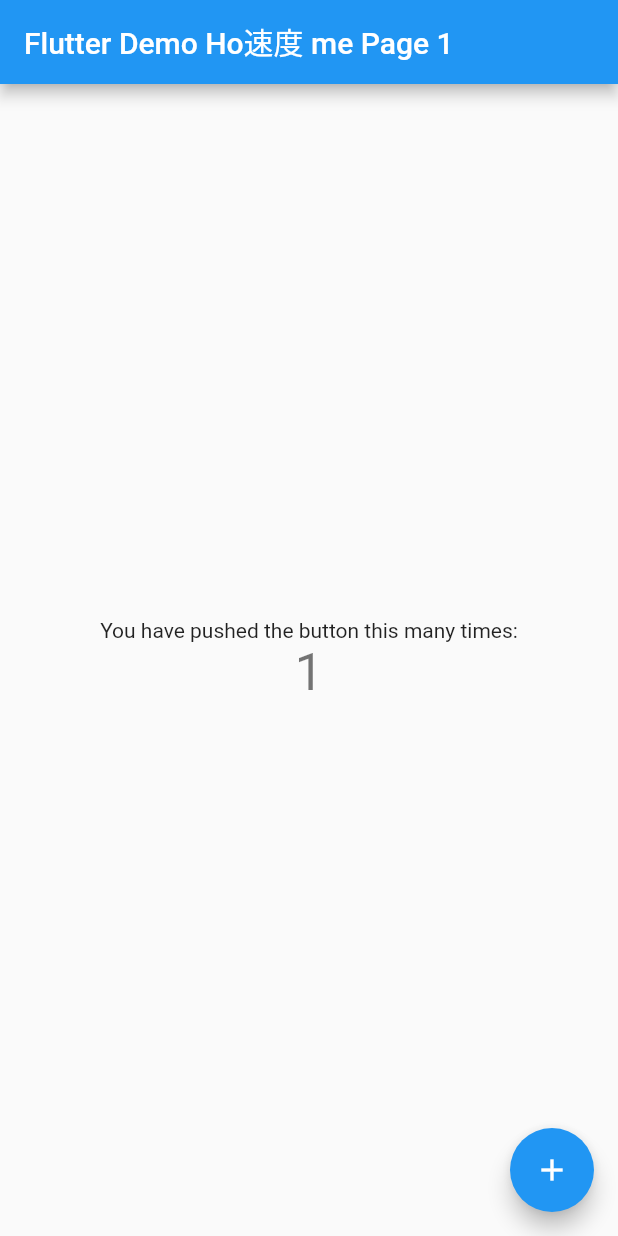
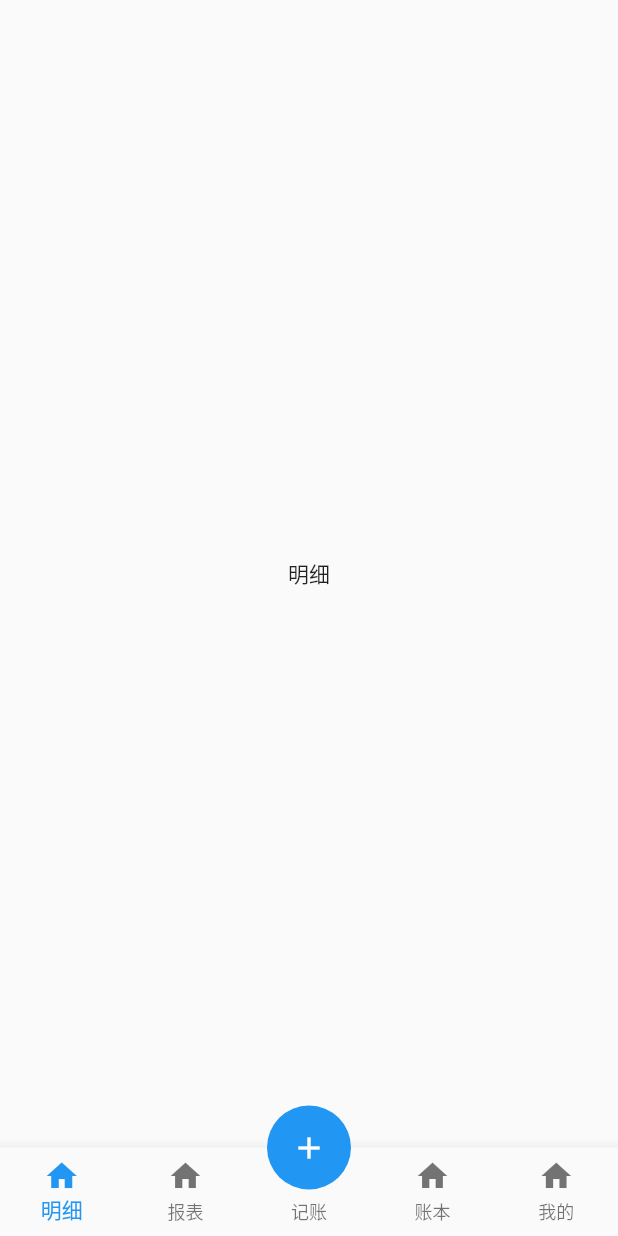
Before and after one commit to janrone/lime, a Flutter app: the screen it shows after launch, after a tap on the "add" icon, on a phone screen of 412 x 824 dp. Run offline on Flutter 3.47's test engine with Material 2 defaults, Android fonts, the phone set to English and light mode, and no system bars.

Commit message:
添加底部标签栏

```diff
--- /dev/null
+++ b/lib/config/routes_config.dart
@@ -0,0 +1,17 @@
+import 'package:lime/pages/book.dart';
+import 'package:lime/pages/chart.dart';
+import 'package:lime/pages/dtail.dart';
+import 'package:lime/pages/individual.dart';
+import 'package:lime/pages/record.dart';
+import 'package:lime/pages/tabs.dart';
+
+// 底部标签页命名路由参数配置
+final routes = {
+  '/': () =>  Tabs(),
+  // Tab buttom
+  '/dtail': () => const Dtail(),
+  '/chart': () => const Chart(),
+  '/record': () => const Record(),
+  '/book': () => const Book(),
+  '/individual': () => const Individual(),
+};
--- a/lib/main.dart
+++ b/lib/main.dart
@@ -1,116 +1,18 @@
 import 'package:flutter/material.dart';
+import 'package:lime/route/routes.dart';
 
-void main() {
-  runApp(const MyApp());
-}
+void main() => runApp(const Main());
 
-class MyApp extends StatelessWidget {
-  const MyApp({Key? key}) : super(key: key);
+class Main extends StatelessWidget {
+  const Main({Key? key}) : super(key: key);
 
-  // This widget is the root of your application.
   @override
   Widget build(BuildContext context) {
     return MaterialApp(
-      title: 'Flutter Demo 123df ',
+      // 初始化路由名称
+      initialRoute: '/',
+      onGenerateRoute: onGenerateRoute,
       debugShowCheckedModeBanner: false,
-      theme: ThemeData(
-        // This is the theme of your application.
-        //
-        // Try running your application with "flutter run". You'll see the
-        // application has a blue toolbar. Then, without quitting the app, try
-        // changing the primarySwatch below to Colors.green and then invoke
-        // "hot reload" (press "r" in the console where you ran "flutter run",
-        // or simply save your changes to "hot reload" in a Flutter IDE).
-        // Notice that the counter didn't reset back to zero; the application
-        // is not restarted.
-        primarySwatch: Colors.blue,
-      ),
-      home: const MyHomePage(title: 'Flutter Demo Ho速度 me Page 1'),
     );
   }
 }
-
-class MyHomePage extends StatefulWidget {
-  const MyHomePage({Key? key, required this.title}) : super(key: key);
-
-  // This widget is the home page of your application. It is stateful, meaning
-  // that it has a State object (defined below) that contains fields that affect
-  // how it looks.
-
-  // This class is the configuration for the state. It holds the values (in this
-  // case the title) provided by the parent (in this case the App widget) and
-  // used by the build method of the State. Fields in a Widget subclass are
-  // always marked "final".
-
-  final String title;
-
-  @override
-  State<MyHomePage> createState() => _MyHomePageState();
-}
-
-class _MyHomePageState extends State<MyHomePage> {
-  int _counter = 0;
-
-  void _incrementCounter() {
-    setState(() {
-      // This call to setState tells the Flutter framework that something has
-      // changed in this State, which causes it to rerun the build method below
-      // so that the display can reflect the updated values. If we changed
-      // _counter without calling setState(), then the build method would not be
-      // called again, and so nothing would appear to happen.
-      _counter++;
-    });
-  }
-
-  @override
-  Widget build(BuildContext context) {
-    // This method is rerun every time setState is called, for instance as done
-    // by the _incrementCounter method above.
-    //
-    // The Flutter framework has been optimized to make rerunning build methods
-    // fast, so that you can just rebuild anything that needs updating rather
-    // than having to individually change instances of widgets.
-    return Scaffold(
-      appBar: AppBar(
-        // Here we take the value from the MyHomePage object that was created by
-        // the App.build method, and use it to set our appbar title.
-        title: Text(widget.title),
-      ),
-      body: Center(
-        // Center is a layout widget. It takes a single child and positions it
-        // in the middle of the parent.
-        child: Column(
-          // Column is also a layout widget. It takes a list of children and
-          // arranges them vertically. By default, it sizes itself to fit its
-          // children horizontally, and tries to be as tall as its parent.
-          //
-          // Invoke "debug painting" (press "p" in the console, choose the
-          // "Toggle Debug Paint" action from the Flutter Inspector in Android
-          // Studio, or the "Toggle Debug Paint" command in Visual Studio Code)
-          // to see the wireframe for each widget.
-          //
-          // Column has various properties to control how it sizes itself and
-          // how it positions its children. Here we use mainAxisAlignment to
-          // center the children vertically; the main axis here is the vertical
-          // axis because Columns are vertical (the cross axis would be
-          // horizontal).
-          mainAxisAlignment: MainAxisAlignment.center,
-          children: <Widget>[
-            const Text(
-              'You have pushed the button this many times:',
-            ),
-            Text(
-              '$_counter',
-              style: Theme.of(context).textTheme.headline4,
-            ),
-          ],
-        ),
-      ),
-      floatingActionButton: FloatingActionButton(
-        onPressed: _incrementCounter,
-        tooltip: 'Increment',
-        child: const Icon(Icons.add),
-      ), // This trailing comma makes auto-formatting nicer for build methods.
-    );
-  }
-}
--- /dev/null
+++ b/lib/pages/book.dart
@@ -0,0 +1,10 @@
+import 'package:flutter/material.dart';
+
+class Book extends StatelessWidget {
+  const Book({Key? key}) : super(key: key);
+
+  @override
+  Widget build(BuildContext context) {
+    return Center(child: Text('账本'));
+  }
+}
--- /dev/null
+++ b/lib/pages/chart.dart
@@ -0,0 +1,10 @@
+import 'package:flutter/material.dart';
+
+class Chart extends StatelessWidget {
+  const Chart({Key? key}) : super(key: key);
+
+  @override
+  Widget build(BuildContext context) {
+    return Center(child: Text('报表'));
+  }
+}
--- /dev/null
+++ b/lib/pages/dtail.dart
@@ -0,0 +1,10 @@
+import 'package:flutter/material.dart';
+
+class Dtail extends StatelessWidget {
+  const Dtail({Key? key}) : super(key: key);
+
+  @override
+  Widget build(BuildContext context) {
+    return Center(child: Text('明细'));
+  }
+}
--- /dev/null
+++ b/lib/pages/individual.dart
@@ -0,0 +1,10 @@
+import 'package:flutter/material.dart';
+
+class Individual extends StatelessWidget {
+  const Individual({Key? key}) : super(key: key);
+
+  @override
+  Widget build(BuildContext context) {
+    return Center(child: Text('我的'));
+  }
+}
--- /dev/null
+++ b/lib/pages/record.dart
@@ -0,0 +1,10 @@
+import 'package:flutter/material.dart';
+
+class Record extends StatelessWidget {
+  const Record({Key? key}) : super(key: key);
+
+  @override
+  Widget build(BuildContext context) {
+    return Center(child: Text('记录'));
+  }
+}
--- /dev/null
+++ b/lib/pages/tabs.dart
@@ -0,0 +1,72 @@
+import 'package:flutter/material.dart';
+import 'package:lime/pages/book.dart';
+import 'package:lime/pages/chart.dart';
+import 'package:lime/pages/dtail.dart';
+import 'package:lime/pages/individual.dart';
+import 'package:lime/pages/record.dart';
+
+class Tabs extends StatefulWidget {
+  Tabs({Key? key}) : super(key: key);
+
+  @override
+  State<Tabs> createState() => _TabsState();
+}
+
+class _TabsState extends State<Tabs> {
+  int _currentIndex = 0;
+
+  List navigationBarItem = [
+    const Dtail(),
+    const Chart(),
+    const Record(),
+    const Book(),
+    const Individual(),
+  ];
+
+  @override
+  Widget build(BuildContext context) {
+    return Scaffold(
+      body: navigationBarItem[_currentIndex],
+      bottomNavigationBar: BottomNavigationBar(
+        onTap: (index) => setState(() {
+          _currentIndex = index;
+        }),
+        currentIndex: _currentIndex,
+        fixedColor: Colors.blue,
+        type: BottomNavigationBarType.fixed,
+        items: [
+          BottomNavigationBarItem(
+            icon: Icon(Icons.home),
+            label: '明细',
+          ),
+          BottomNavigationBarItem(
+            icon: Icon(Icons.home),
+            label: '报表',
+          ),
+          BottomNavigationBarItem(
+            icon: Icon(
+              Icons.home,
+              color: Colors.white,
+            ),
+            backgroundColor: Colors.white,
+            label: '记账',
+          ),
+          BottomNavigationBarItem(
+            icon: Icon(Icons.home),
+            label: '账本',
+          ),
+          BottomNavigationBarItem(
+            icon: Icon(Icons.home),
+            label: '我的',
+          ),
+        ],
+      ),
+      floatingActionButton: FloatingActionButton(
+          elevation: 0,
+          onPressed: () => null,
+          child: Icon(Icons.add),
+          splashColor: Colors.white),
+      floatingActionButtonLocation: FloatingActionButtonLocation.centerDocked,
+    );
+  }
+}
--- /dev/null
+++ b/lib/route/routes.dart
@@ -0,0 +1,21 @@
+import 'package:flutter/material.dart';
+import 'package:lime/config/routes_config.dart';
+
+var onGenerateRoute = (RouteSettings settings) {
+  // 获取路由名称
+  String? routeName = settings.name;
+
+  // 根据路由名称获取路由函数
+  Function? pageFn = routes[routeName];
+
+  // 命名路由
+  if (pageFn != null) {
+    if (settings.arguments != null) {
+      return MaterialPageRoute(
+        builder: (context) => pageFn(context, arguments: settings.arguments),
+      );
+    } else {
+      return MaterialPageRoute(builder: (context) => pageFn());
+    }
+  }
+};
```
Also changed, not shown: 1 other file.
